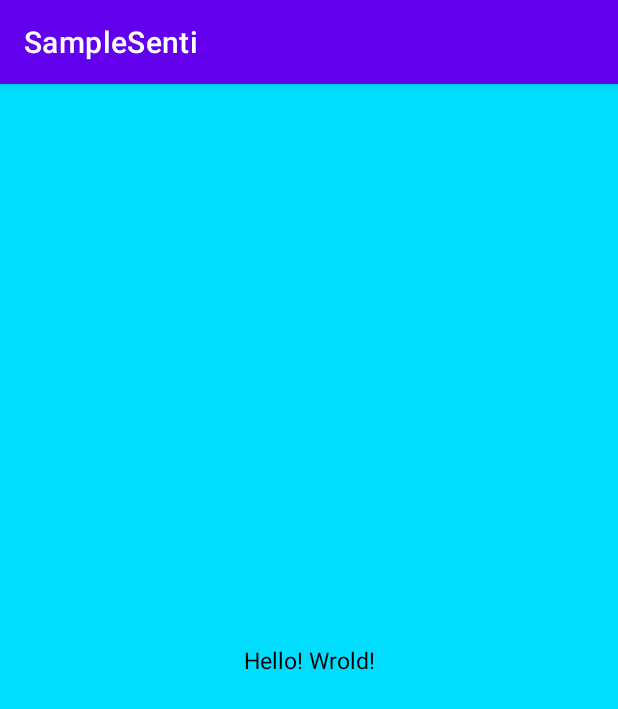
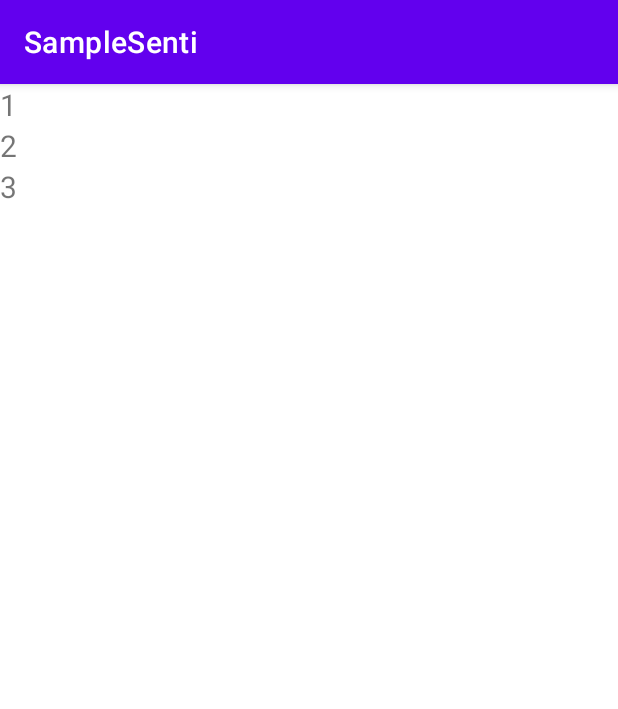
Before and after one commit to plitche/Android_Prac, an Android app: the screen it shows after launch (MainActivity), on a phone screen of 412 x 824 dp. Shown: the top 709 px of the screen. Run offline under Robolectric (Android 15) with nearby library versions, the phone set to English and light mode, and no system bars.

Commit message:
LinearLayout vertical & horizontal

```diff
--- a/SampleSenti/app/src/main/res/layout/activity_main.xml
+++ b/SampleSenti/app/src/main/res/layout/activity_main.xml
@@ -1,17 +1,28 @@
 <?xml version="1.0" encoding="utf-8"?>
-<LinearLayout
-    xmlns:android="http://schemas.android.com/apk/res/android"
+<LinearLayout xmlns:android="http://schemas.android.com/apk/res/android"
+    android:layout_width="match_parent"
     android:layout_height="match_parent"
-    android:layout_width="match_parent">
+    android:orientation="vertical">
+
     <TextView
-        android:layout_width="match_parent"
-        android:layout_height="match_parent"
-        android:text="Hello! Wrold!"
-        android:background="@android:color/holo_blue_bright"
-        android:layout_gravity="left|bottom"
-        android:gravity="center"
-        android:textSize="15sp"
-        android:textColor="@android:color/black"/>
+        android:layout_width="wrap_content"
+        android:layout_height="wrap_content"
+        android:text="1"
+        android:textSize="20sp"
+    />
+    <TextView
+        android:layout_width="wrap_content"
+        android:layout_height="wrap_content"
+        android:text="2"
+        android:textSize="20sp"
+    />
+    <TextView
+        android:layout_width="wrap_content"
+        android:layout_height="wrap_content"
+        android:text="3"
+        android:textSize="20sp"
+    />
+
 </LinearLayout>
 
 <!--
```
